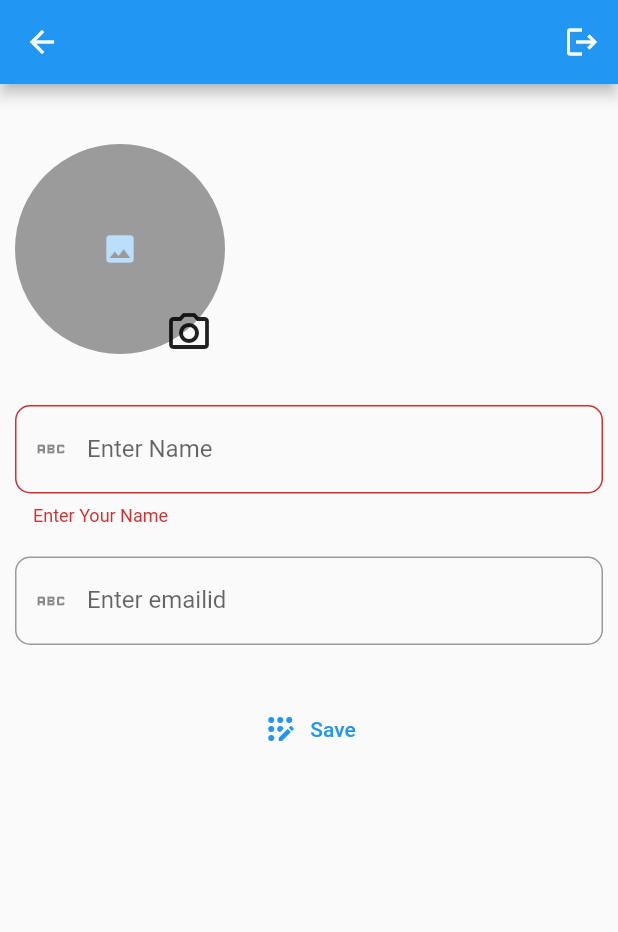
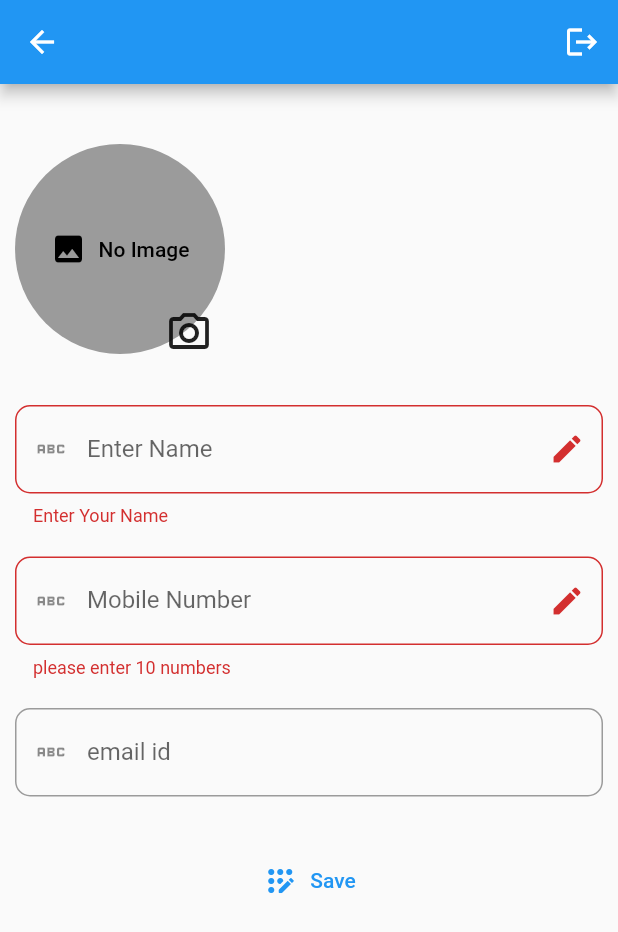
Before and after one commit to AlthafMjeelani/Student-App-Firebase, a Flutter app: the ScreenProfile screen opened directly, after a tap on "Save", on a phone screen of 412 x 824 dp. Shown: the top 932 px of the screen. Run offline on Flutter 3.47's test engine with Material 2 defaults, Android fonts, the light colour scheme and no system bars; our stand-ins replace cloud_firestore, firebase_auth, firebase_core, firebase_storage, image_picker; accounts and stored records are empty; network calls fail.

Commit message:
add image working properly and add new user compleated and list to home page

```diff
--- a/lib/screens/dashboard/controller/dashboeard_provider.dart
+++ b/lib/screens/dashboard/controller/dashboeard_provider.dart
@@ -10,10 +10,13 @@ import 'package:flutter/material.dart';
 class DashBoardProvider with ChangeNotifier {
   final TextEditingController firstNameRegController = TextEditingController();
   final TextEditingController ageRegController = TextEditingController();
-
+  bool _isLoading = false;
+  bool get isLoading => _isLoading;
   UserModel? userModel;
   Future<void> getData() async {
     try {
+      _isLoading = true;
+      notifyListeners();
       await FirebaseFirestore.instance
           .collection(FirebaseAuth.instance.currentUser!.email.toString())
           .doc(FirebaseAuth.instance.currentUser!.uid)
@@ -22,6 +25,7 @@ class DashBoardProvider with ChangeNotifier {
         userModel = UserModel.fromMap(value.data()!);
         log(userModel.toString());
       });
+      _isLoading = false;
       notifyListeners();
     } catch (e) {
       log(e.toString());
--- a/lib/screens/dashboard/view/screen_dashboard.dart
+++ b/lib/screens/dashboard/view/screen_dashboard.dart
@@ -14,7 +14,6 @@ class ScreenDashBoard extends StatelessWidget {
     final dash = Provider.of<DashBoardProvider>(context, listen: false);
     WidgetsBinding.instance.addPostFrameCallback((timeStamp) {
       dash.getData();
-      newUser.getAllUsers();
     });
 
     return Scaffold(
@@ -43,63 +42,50 @@ class ScreenDashBoard extends StatelessWidget {
           ),
         ],
       ),
-      body: Center(
-        child: Padding(
-          padding: const EdgeInsets.all(8.0),
-          child: Consumer<DashBoardProvider>(
-            builder:
-                (BuildContext context, DashBoardProvider value, Widget? child) {
-              return value.userModel == null
+      body: dash.isLoading
           ? const Center(
               child: CupertinoActivityIndicator(
                 color: Colors.cyan,
               ),
             )
-                  : Column(
-                      mainAxisAlignment: MainAxisAlignment.center,
-                      crossAxisAlignment: CrossAxisAlignment.center,
+          : Padding(
+              padding: const EdgeInsets.all(2.0),
+              child: Column(
                 children: [
-                        Text(value.userModel?.name ?? "no name"),
-                        Text(
-                          (value.userModel?.email ?? ""),
+                  StreamBuilder(
+                      stream: newUser.fetchAllStudents(),
+                      builder: (context, snapshot) {
+                        if (snapshot.connectionState ==
+                            ConnectionState.waiting) {
+                          return const Center(
+                            child: CupertinoActivityIndicator(
+                              color: Colors.cyan,
                             ),
-                        const SizedBox(
-                          height: 50,
-                        ),
-                        Consumer<AddNewUserProvider>(
-                          builder: (BuildContext context,
-                              AddNewUserProvider value, Widget? child) {
-                            return value.detailsModel == null
-                                ? const Center(
-                                    child: Text('No Data'),
-                                  )
-                                : ListView.separated(
-                                    itemBuilder: (context, index) {
+                          );
+                        } else if (snapshot.data!.isEmpty) {
+                          return const Center(
+                            child: Text("No students"),
+                          );
+                        }
+                        return ListView.separated(
+                          scrollDirection: Axis.vertical,
+                          shrinkWrap: true,
+                          itemCount: snapshot.data!.length,
+                          itemBuilder: ((context, index) {
+                            final student = snapshot.data![index];
                             return ListTile(
                               leading: const CircleAvatar(
                                 radius: 30,
                               ),
-                                        title: Text(value.detailsModel!.name
-                                            .toString()),
-                                        trailing: IconButton(
-                                          onPressed: () {},
-                                          icon: const Icon(Icons.delete),
-                                          color: Colors.red,
-                                        ),
-                                        onTap: () {},
+                              title: Text(student.name.toString()),
                             );
-                                    },
-                                    separatorBuilder: (context, index) {
+                          }),
+                          separatorBuilder: (BuildContext context, int index) {
                             return const Divider();
                           },
-                                    itemCount: value.detailsModel!.name!.length,
                         );
-                          },
-                        ),
+                      }),
                 ],
-                    );
-            },
-          ),
               ),
             ),
     );
--- a/lib/screens/login/controller/authentication_registration_provider.dart
+++ b/lib/screens/login/controller/authentication_registration_provider.dart
@@ -24,9 +24,9 @@ class FirebaseAuthSignUPProvider with ChangeNotifier {
           .createUserWithEmailAndPassword(email: email, password: password)
           .then((value) async {
         UserModel userModel = UserModel(
-          email: auth.currentUser!.email,
-          name: nameRegController.text,
-        );
+            email: auth.currentUser!.email,
+            name: nameRegController.text,
+            mob: 'No Mobile Number');
 
         await firebaseFirestore
             .collection(auth.currentUser!.email.toString())
--- a/lib/screens/login/model/user_model.dart
+++ b/lib/screens/login/model/user_model.dart
@@ -1,21 +1,25 @@
 class UserModel {
   String? email;
   String? name;
+  String? mob;
 
   UserModel({
     this.email,
     this.name,
+    this.mob,
   });
 
   factory UserModel.fromMap(map) {
     return UserModel(
       email: map['email'],
       name: map['name'],
+      mob: map['mob'],
     );
   }
 
   Map<String, dynamic> toMap() => {
         'email': email,
         "name": name,
+        'mob': mob,
       };
 }
--- a/lib/screens/login/view/screen_splash.dart
+++ b/lib/screens/login/view/screen_splash.dart
@@ -21,6 +21,7 @@ class ScreenSplash extends StatelessWidget {
         } else {
           return const ScreenDashBoard();
         }
-        });
+      },
+    );
   }
 }
--- a/lib/screens/profile/controller/profile_controller.dart
+++ b/lib/screens/profile/controller/profile_controller.dart
@@ -11,14 +11,15 @@ import 'package:image_picker/image_picker.dart';
 class ProfileProvider with ChangeNotifier {
   final TextEditingController nameController = TextEditingController();
   final TextEditingController emailController = TextEditingController();
-  final TextEditingController ageController = TextEditingController();
+  final TextEditingController mobController = TextEditingController();
   FirebaseFirestore firebaseFirestore = FirebaseFirestore.instance;
   FirebaseAuth auth = FirebaseAuth.instance;
   File? image;
-  bool imageVisibility = false;
   final formKey = GlobalKey<FormState>();
   bool _isLoading = false;
   bool get isLoading => _isLoading;
+
+  bool isEditing = false;
   String? downloadUrl;
   Future<void> getImage(ImageSource source) async {
     final pikImage = await ImagePicker().pickImage(
@@ -32,16 +33,6 @@ class ProfileProvider with ChangeNotifier {
       notifyListeners();
       log("image picked ");
     }
-  }
-
-  void isVisible(img) {
-    if (img == null) {
-      imageVisibility = true;
-    } else {
-      imageVisibility = false;
-    }
-
-    notifyListeners();
   }
 
   Future<void> signOutPage(context) async {
@@ -89,24 +80,23 @@ class ProfileProvider with ChangeNotifier {
 
   Future<void> submitUpdate(String? userid, context) async {
     if (formKey.currentState!.validate()) {
-      _isLoading = true;
-      notifyListeners();
       if (image != null) {
         await uploeadPick(userid);
-        notifyListeners();
       } else {
         log('not called');
       }
+      _isLoading = true;
+      notifyListeners();
       UserModel userModel = UserModel(
-        email: auth.currentUser!.email.toString(),
-        name: nameController.text,
-      );
+          email: auth.currentUser!.email.toString(),
+          name: nameController.text,
+          mob: mobController.text);
       await firebaseFirestore
           .collection(auth.currentUser!.email.toString())
           .doc(auth.currentUser!.uid)
           .update(userModel.toMap());
       _isLoading = false;
-      notifyListeners();
+      isEditing = false;
       notifyListeners();
       log('submit called');
       //  Navigator.pop(context);
@@ -119,4 +109,11 @@ class ProfileProvider with ChangeNotifier {
     }
     return null;
   }
+
+  String? phoneValidation(String? value) {
+    if (value == null || value.isEmpty || value.length != 10) {
+      return 'please enter 10 numbers';
+    }
+    return null;
+  }
 }
--- a/lib/screens/profile/view/screen_profile.dart
+++ b/lib/screens/profile/view/screen_profile.dart
@@ -6,7 +6,6 @@ import 'package:firebaseaut/utils/core/constent_widget.dart';
 import 'package:firebaseaut/widgets/textfeild_widget.dart';
 import 'package:flutter/cupertino.dart';
 import 'package:flutter/material.dart';
-import 'package:image_picker/image_picker.dart';
 import 'package:provider/provider.dart';
 
 class ScreenProfile extends StatelessWidget {
@@ -26,9 +25,11 @@ class ScreenProfile extends StatelessWidget {
       } else {
         data.nameController.text = dashboard.userModel!.name.toString();
         data.emailController.text = dashboard.userModel!.email.toString();
+        // data.mobController.text = dashboard.userModel!.mob.toString();
         Provider.of<ProfileProvider>(context, listen: false)
             .getProfileImage(userId);
         data.image = null;
+        data.isEditing = false;
       }
     });
     return Scaffold(
@@ -66,7 +67,8 @@ class ScreenProfile extends StatelessWidget {
                             padding: EdgeInsets.only(left: 30, top: 20),
                             child: CupertinoActivityIndicator(
                               color: Colors.cyan,
-                            ))
+                            ),
+                          )
                         : GestureDetector(
                             onTap: () {
                               SimpleDialogWidget.alertDialog(context);
@@ -75,10 +77,24 @@ class ScreenProfile extends StatelessWidget {
                               children: [
                                 value.image == null
                                     ? value.downloadUrl == null
-                                        ? const CircleAvatar(
+                                        ? CircleAvatar(
                                             backgroundColor: Colors.black38,
                                             radius: 70,
-                                            child: Icon(Icons.image),
+                                            child: TextButton.icon(
+                                              onPressed: () {
+                                                SimpleDialogWidget.alertDialog(
+                                                    context);
+                                              },
+                                              icon: const Icon(
+                                                Icons.image,
+                                                color: Colors.black,
+                                              ),
+                                              label: const Text(
+                                                'No Image',
+                                                style: TextStyle(
+                                                    color: Colors.black),
+                                              ),
+                                            ),
                                           )
                                         : CircleAvatar(
                                             backgroundImage: NetworkImage(
@@ -113,6 +129,30 @@ class ScreenProfile extends StatelessWidget {
                   text: 'Enter Name',
                   icon: Icons.abc,
                   controller: data.nameController,
+                  suffixIcon: IconButton(
+                    onPressed: () {
+                      data.isEditing = true;
+                    },
+                    icon: const Icon(Icons.edit),
+                  ),
+                ),
+                ConstentWidget.kWidth20,
+                Textfeildwidget(
+                  keyboardType: TextInputType.phone,
+                  readOnly: false,
+                  validator: (value) => data.phoneValidation(value),
+                  text:
+                      dashboard.userModel!.mob.toString() != 'No Mobile Number'
+                          ? 'Mobile Number'
+                          : 'No Mobile Number',
+                  icon: Icons.abc,
+                  controller: data.mobController,
+                  suffixIcon: IconButton(
+                    onPressed: () {
+                      data.isEditing = true;
+                    },
+                    icon: const Icon(Icons.edit),
+                  ),
                 ),
                 ConstentWidget.kWidth20,
                 Textfeildwidget(
@@ -120,7 +160,7 @@ class ScreenProfile extends StatelessWidget {
                   validator: (value) {
                     return;
                   },
-                  text: 'Enter emailid',
+                  text: 'email id',
                   icon: Icons.abc,
                   controller: data.emailController,
                 ),
@@ -137,7 +177,6 @@ class ScreenProfile extends StatelessWidget {
                             : TextButton.icon(
                                 onPressed: () async {
                                   await data.submitUpdate(userId, context);
-                                  await dashboard.getData();
                                 },
                                 icon:
                                     const Icon(Icons.app_registration_rounded),
--- a/lib/widgets/textfeild_widget.dart
+++ b/lib/widgets/textfeild_widget.dart
@@ -9,6 +9,7 @@ class Textfeildwidget extends StatelessWidget {
     required this.controller,
     this.keyboardType,
     required this.readOnly,
+    this.suffixIcon,
   }) : super(key: key);
 
   final String? Function(String?)? validator;
@@ -17,10 +18,12 @@ class Textfeildwidget extends StatelessWidget {
   final TextEditingController? controller;
   final TextInputType? keyboardType;
   final bool readOnly;
+  final Widget? suffixIcon;
 
   @override
   Widget build(BuildContext context) {
     return TextFormField(
+      autovalidateMode: AutovalidateMode.onUserInteraction,
       readOnly: readOnly,
       keyboardType: keyboardType,
       validator: validator,
@@ -28,6 +31,7 @@ class Textfeildwidget extends StatelessWidget {
       decoration: InputDecoration(
         label: Text(text),
         prefixIcon: Icon(icon),
+        suffixIcon: suffixIcon,
         border: OutlineInputBorder(borderRadius: BorderRadius.circular(10)),
       ),
     );
--- a/pubspec.yaml
+++ b/pubspec.yaml
@@ -38,6 +38,7 @@ dependencies:
     sdk: flutter
   image_picker: ^0.8.5+3
   provider: 6.0.3
+  uuid: ^3.0.6
 
 dev_dependencies:
   flutter_lints: ^2.0.0
```
Also changed, not shown: lib/screens/adduser/controller/add_newuser_provider.dart (+38 -20 lines), lib/screens/adduser/model/user_details_model.dart (+4 -4 lines), pubspec.lock. Lines whose indentation alone changed are shown as unchanged.
